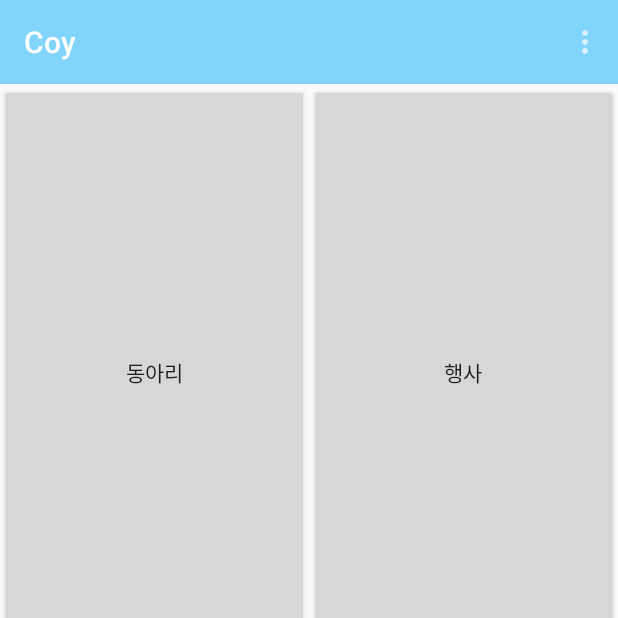
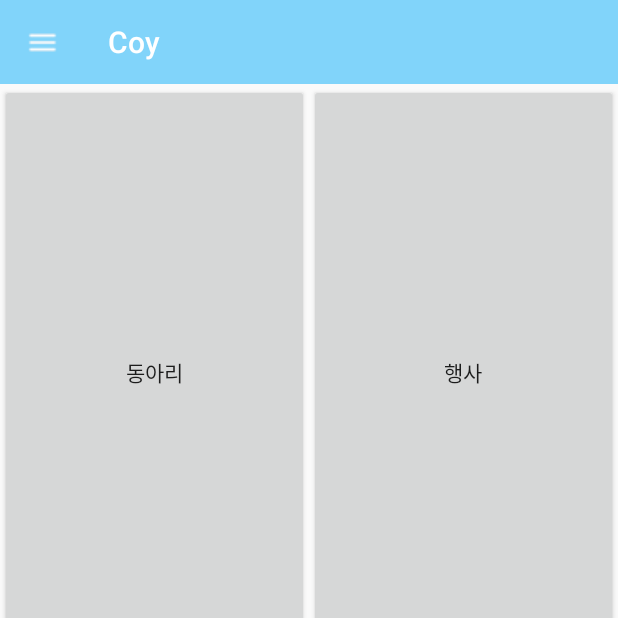
Before and after one commit to songmho/Coy, an Android app: the screen it shows after launch (MainActivity), on a phone screen of 412 x 824 dp, the top half of it. Run offline under Robolectric (Android 15) with nearby library versions, the phone set to English and light mode, and no system bars; libraries missing offline, so code that uses them is left out: com.crashlytics.android, io.fabric.sdk; 1 statement that could not run was skipped.

```diff
--- a/app/src/main/AndroidManifest.xml
+++ b/app/src/main/AndroidManifest.xml
@@ -22,6 +22,9 @@
                 <category android:name="android.intent.category.LAUNCHER" />
             </intent-filter>
         </activity>
+        <meta-data
+            android:name="io.fabric.ApiKey"
+            android:value="6cca913cf539d1727afcf91caf0e0ec1bb74547c" />
     </application>
 
 </manifest>
--- a/app/src/main/java/com/asc/coy/Coy.java
+++ b/app/src/main/java/com/asc/coy/Coy.java
@@ -2,8 +2,10 @@ package com.asc.coy;
 
 import android.app.Application;
 
+import com.crashlytics.android.Crashlytics;
 import com.parse.Parse;
 import com.parse.ParseACL;
+import io.fabric.sdk.android.Fabric;
 
 /**
  * Created by songmho on 2015-09-26.
@@ -14,6 +16,7 @@ public class Coy extends Application{
     @Override
     public void onCreate() {
         super.onCreate();
+        Fabric.with(this, new Crashlytics());
         Parse.initialize(this, APPLICATION_ID, CLIENT_KEY);
         ParseACL defaultACL=new ParseACL();
         defaultACL.setPublicReadAccess(true);
--- a/app/src/main/res/layout/activity_main.xml
+++ b/app/src/main/res/layout/activity_main.xml
@@ -1,8 +1,11 @@
 <?xml version="1.0" encoding="utf-8"?>
-<android.support.design.widget.CoordinatorLayout
-    xmlns:android="http://schemas.android.com/apk/res/android"
-    xmlns:tools="http://schemas.android.com/tools" android:layout_width="match_parent"
-    android:layout_height="match_parent" android:fitsSystemWindows="true"
+<android.support.v4.widget.DrawerLayout xmlns:android="http://schemas.android.com/apk/res/android"
+    xmlns:tools="http://schemas.android.com/tools"
+    xmlns:app="http://schemas.android.com/apk/res-auto"
+    android:layout_width="match_parent"
+    android:layout_height="match_parent"
+    android:fitsSystemWindows="true"
+    android:id="@+id/drawerlayout"
     tools:context=".MainActivity">
 
     <LinearLayout
@@ -63,5 +66,13 @@
         </LinearLayout>
 </LinearLayout>
     </LinearLayout>
+    <android.support.design.widget.NavigationView
+        android:id="@+id/navigationView"
+        android:layout_width="wrap_content"
+        android:layout_height="match_parent"
+        android:layout_gravity="start"
+        android:fitsSystemWindows="true"
+        app:headerLayout="@layout/drawer_header"
+        app:menu="@menu/drawer" />
 
-</android.support.design.widget.CoordinatorLayout>
+</android.support.v4.widget.DrawerLayout>
--- /dev/null
+++ b/app/src/main/res/menu/drawer.xml
@@ -0,0 +1,28 @@
+<?xml version="1.0" encoding="utf-8"?>
+<menu xmlns:android="http://schemas.android.com/apk/res/android">
+
+    <group
+        android:id="@+id/group_my">
+        <item
+            android:id="@+id/mypage"
+            android:title="마이페이지"/>
+        <item
+            android:id="@+id/club_pick"
+            android:title="내가 찜한 동아리"/>
+    </group>
+    <group
+        android:id="@+id/group_club">
+        <item
+            android:id="@+id/all_club"
+            android:title="전체 동아리"/>
+        <item
+            android:id="@+id/club_event"
+            android:title="동아리 행사"/>
+    </group>
+    <group
+        android:id="@+id/group_setting">
+        <item
+            android:id="@+id/setting"
+            android:title="설정"/>
+    </group>
+</menu>
```
Also changed, not shown: app/build.gradle (+19 -0 lines), app/src/main/java/com/asc/coy/MainActivity.java (+60 -1 lines), app/src/main/res/layout/drawer_header.xml (added, +32 -0 lines), app/src/main/res/drawable/drawericon.png (added), 2 other files.
